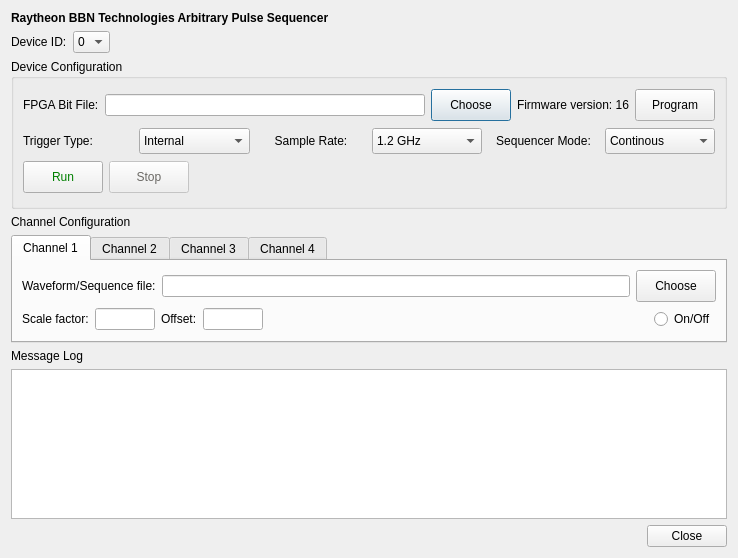
This is APS/python/APS.ui in BBN-Q/libaps2 as Qt 5 draws it before an edit. The edited form follows.
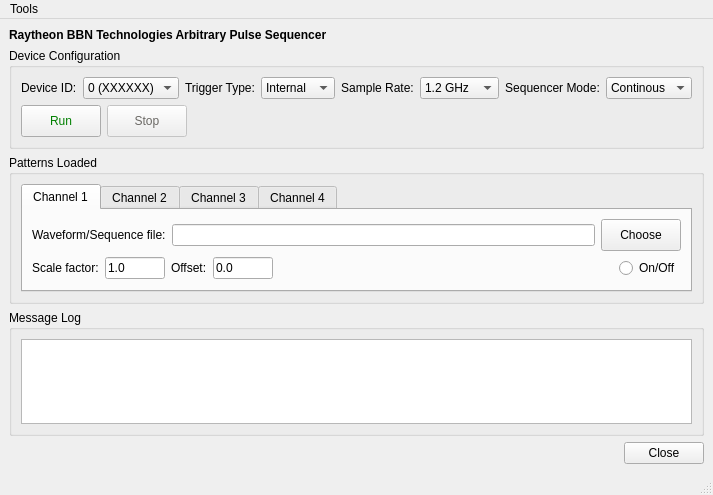
This is the edited form.

Commit message: Started to redo the python GUI for the APS boxes.  Dynamically load the ui file so we don't have to compile it. --CAR

Patch:
```diff
--- a/APS/python/APS.ui
+++ b/APS/python/APS.ui
@@ -1,23 +1,24 @@
 <?xml version="1.0" encoding="UTF-8"?>
 <ui version="4.0">
- <class>Dialog</class>
- <widget class="QDialog" name="Dialog">
+ <class>mainWindow</class>
+ <widget class="QMainWindow" name="mainWindow">
   <property name="geometry">
    <rect>
     <x>0</x>
     <y>0</y>
-    <width>738</width>
-    <height>558</height>
+    <width>696</width>
+    <height>495</height>
    </rect>
   </property>
   <property name="windowTitle">
    <string>Raytheon BBN Technologies APS</string>
   </property>
+  <widget class="QWidget" name="centralwidget">
   <layout class="QVBoxLayout" name="verticalLayout">
    <item>
     <widget class="QLabel" name="label">
      <property name="sizePolicy">
-      <sizepolicy hsizetype="Expanding" vsizetype="MinimumExpanding">
+       <sizepolicy hsizetype="Expanding" vsizetype="Preferred">
        <horstretch>0</horstretch>
        <verstretch>0</verstretch>
       </sizepolicy>
@@ -28,46 +29,7 @@
     </widget>
    </item>
    <item>
-    <layout class="QHBoxLayout" name="horizontalLayout">
-     <item>
-      <widget class="QLabel" name="label_2">
-       <property name="text">
-        <string>Device ID:</string>
-       </property>
-      </widget>
-     </item>
-     <item>
-      <widget class="QComboBox" name="deviceID">
-       <property name="maximumSize">
-        <size>
-         <width>100</width>
-         <height>16777215</height>
-        </size>
-       </property>
-       <item>
-        <property name="text">
-         <string>0</string>
-        </property>
-       </item>
-      </widget>
-     </item>
-     <item>
-      <spacer name="horizontalSpacer">
-       <property name="orientation">
-        <enum>Qt::Horizontal</enum>
-       </property>
-       <property name="sizeHint" stdset="0">
-        <size>
-         <width>40</width>
-         <height>20</height>
-        </size>
-       </property>
-      </spacer>
-     </item>
-    </layout>
-   </item>
-   <item>
-    <widget class="QGroupBox" name="configBox">
+     <widget class="QGroupBox" name="ConfigBox">
      <property name="sizePolicy">
       <sizepolicy hsizetype="Expanding" vsizetype="Expanding">
        <horstretch>0</horstretch>
@@ -77,85 +39,43 @@
      <property name="minimumSize">
       <size>
        <width>0</width>
-       <height>150</height>
+        <height>0</height>
       </size>
      </property>
      <property name="title">
       <string>Device Configuration</string>
      </property>
-     <layout class="QVBoxLayout" name="verticalLayout_4">
-      <item>
        <layout class="QVBoxLayout" name="verticalLayout_2">
         <item>
-         <layout class="QHBoxLayout" name="horizontalLayout_2">
-          <item>
-           <widget class="QLabel" name="label_3">
-            <property name="text">
-             <string>FPGA Bit File:</string>
-            </property>
-           </widget>
-          </item>
-          <item>
-           <widget class="QLineEdit" name="bitFileName">
-            <property name="minimumSize">
-             <size>
-              <width>0</width>
-              <height>22</height>
-             </size>
-            </property>
-           </widget>
-          </item>
-          <item>
-           <widget class="QPushButton" name="bitFileOpen">
-            <property name="sizePolicy">
-             <sizepolicy hsizetype="Minimum" vsizetype="Fixed">
-              <horstretch>0</horstretch>
-              <verstretch>0</verstretch>
-             </sizepolicy>
-            </property>
-            <property name="minimumSize">
-             <size>
-              <width>0</width>
-              <height>32</height>
-             </size>
-            </property>
-            <property name="text">
-             <string>Choose</string>
-            </property>
-           </widget>
-          </item>
-          <item>
-           <widget class="QLabel" name="bitFileVersion">
-            <property name="text">
-             <string>Firmware version: 16</string>
-            </property>
-           </widget>
-          </item>
-          <item>
-           <widget class="QPushButton" name="programButton">
-            <property name="sizePolicy">
-             <sizepolicy hsizetype="Minimum" vsizetype="Fixed">
-              <horstretch>0</horstretch>
-              <verstretch>0</verstretch>
-             </sizepolicy>
-            </property>
-            <property name="minimumSize">
-             <size>
-              <width>0</width>
-              <height>32</height>
-             </size>
-            </property>
-            <property name="text">
-             <string>Program</string>
-            </property>
-           </widget>
-          </item>
-         </layout>
-        </item>
-       </layout>
-      </item>
-      <item>
        <layout class="QHBoxLayout" name="horizontalLayout_5">
+         <item>
+          <widget class="QLabel" name="label_2">
+           <property name="text">
+            <string>Device ID:</string>
+           </property>
+          </widget>
+         </item>
+         <item>
+          <widget class="QComboBox" name="deviceIDComboBox">
+           <property name="sizePolicy">
+            <sizepolicy hsizetype="Preferred" vsizetype="Preferred">
+             <horstretch>0</horstretch>
+             <verstretch>0</verstretch>
+            </sizepolicy>
+           </property>
+           <property name="maximumSize">
+            <size>
+             <width>100</width>
+             <height>24</height>
+            </size>
+           </property>
+           <item>
+            <property name="text">
+             <string>0 (XXXXXX)</string>
+            </property>
+           </item>
+          </widget>
+         </item>
         <item>
          <widget class="QLabel" name="label_7">
           <property name="text">
@@ -168,10 +88,22 @@
         </item>
         <item>
          <widget class="QComboBox" name="triggerType">
+           <property name="sizePolicy">
+            <sizepolicy hsizetype="Preferred" vsizetype="Preferred">
+             <horstretch>0</horstretch>
+             <verstretch>0</verstretch>
+            </sizepolicy>
+           </property>
           <property name="minimumSize">
            <size>
             <width>0</width>
-            <height>26</height>
+             <height>0</height>
+            </size>
+           </property>
+           <property name="maximumSize">
+            <size>
+             <width>16777215</width>
+             <height>24</height>
            </size>
           </property>
           <item>
@@ -198,10 +130,22 @@
         </item>
         <item>
          <widget class="QComboBox" name="sampleRate">
+           <property name="sizePolicy">
+            <sizepolicy hsizetype="Preferred" vsizetype="Preferred">
+             <horstretch>0</horstretch>
+             <verstretch>0</verstretch>
+            </sizepolicy>
+           </property>
           <property name="minimumSize">
            <size>
             <width>0</width>
-            <height>26</height>
+             <height>0</height>
+            </size>
+           </property>
+           <property name="maximumSize">
+            <size>
+             <width>16777215</width>
+             <height>24</height>
            </size>
           </property>
           <item>
@@ -243,10 +187,22 @@
         </item>
         <item>
          <widget class="QComboBox" name="sequencerMode">
+           <property name="sizePolicy">
+            <sizepolicy hsizetype="Preferred" vsizetype="Preferred">
+             <horstretch>0</horstretch>
+             <verstretch>0</verstretch>
+            </sizepolicy>
+           </property>
           <property name="minimumSize">
            <size>
             <width>0</width>
-            <height>26</height>
+             <height>0</height>
+            </size>
+           </property>
+           <property name="maximumSize">
+            <size>
+             <width>16777215</width>
+             <height>24</height>
            </size>
           </property>
           <item>
@@ -261,6 +217,19 @@
           </item>
          </widget>
         </item>
+         <item>
+          <spacer name="horizontalSpacer">
+           <property name="orientation">
+            <enum>Qt::Horizontal</enum>
+           </property>
+           <property name="sizeHint" stdset="0">
+            <size>
+             <width>40</width>
+             <height>20</height>
+            </size>
+           </property>
+          </spacer>
+         </item>
        </layout>
       </item>
       <item>
@@ -438,19 +407,27 @@
     </widget>
    </item>
    <item>
-    <widget class="QLabel" name="label_21">
-     <property name="text">
-      <string>Channel Configuration</string>
-     </property>
-     <property name="textFormat">
-      <enum>Qt::PlainText</enum>
-     </property>
-    </widget>
-   </item>
+     <widget class="QGroupBox" name="PatternsBox">
+      <property name="sizePolicy">
+       <sizepolicy hsizetype="Expanding" vsizetype="Expanding">
+        <horstretch>0</horstretch>
+        <verstretch>0</verstretch>
+       </sizepolicy>
+      </property>
+      <property name="minimumSize">
+       <size>
+        <width>0</width>
+        <height>0</height>
+       </size>
+      </property>
+      <property name="title">
+       <string>Patterns Loaded</string>
+      </property>
+      <layout class="QVBoxLayout" name="verticalLayout_4">
    <item>
     <widget class="QTabWidget" name="tabWidget">
      <property name="sizePolicy">
-      <sizepolicy hsizetype="Expanding" vsizetype="Preferred">
+          <sizepolicy hsizetype="Expanding" vsizetype="Expanding">
        <horstretch>0</horstretch>
        <verstretch>0</verstretch>
       </sizepolicy>
@@ -520,6 +497,9 @@
              <height>16777215</height>
             </size>
            </property>
+               <property name="text">
+                <string>1.0</string>
+               </property>
           </widget>
          </item>
          <item>
@@ -537,6 +517,9 @@
              <height>16777215</height>
             </size>
            </property>
+               <property name="text">
+                <string>0.0</string>
+               </property>
           </widget>
          </item>
          <item>
@@ -862,24 +845,47 @@
      </widget>
     </widget>
    </item>
+      </layout>
+     </widget>
+    </item>
    <item>
-    <widget class="QLabel" name="label_20">
-     <property name="text">
+     <widget class="QGroupBox" name="MessageBox">
+      <property name="sizePolicy">
+       <sizepolicy hsizetype="Expanding" vsizetype="Expanding">
+        <horstretch>0</horstretch>
+        <verstretch>0</verstretch>
+       </sizepolicy>
+      </property>
+      <property name="minimumSize">
+       <size>
+        <width>0</width>
+        <height>0</height>
+       </size>
+      </property>
+      <property name="title">
       <string>Message Log</string>
      </property>
-    </widget>
-   </item>
+      <layout class="QVBoxLayout" name="verticalLayout_8">
    <item>
     <widget class="QTextEdit" name="messageLog">
+         <property name="minimumSize">
+          <size>
+           <width>0</width>
+           <height>0</height>
+          </size>
+         </property>
      <property name="readOnly">
       <bool>true</bool>
      </property>
     </widget>
    </item>
+      </layout>
+     </widget>
+    </item>
    <item>
-    <layout class="QHBoxLayout" name="horizontalLayout_6">
+     <layout class="QHBoxLayout" name="horizontalLayout">
      <item>
-      <spacer name="horizontalSpacer_2">
+       <spacer name="horizontalSpacer_8">
        <property name="orientation">
         <enum>Qt::Horizontal</enum>
        </property>
@@ -902,6 +908,33 @@
    </item>
   </layout>
  </widget>
+  <widget class="QMenuBar" name="menubar">
+   <property name="geometry">
+    <rect>
+     <x>0</x>
+     <y>0</y>
+     <width>696</width>
+     <height>21</height>
+    </rect>
+   </property>
+   <widget class="QMenu" name="menuTools">
+    <property name="title">
+     <string>Tools</string>
+    </property>
+    <addaction name="actionLoad_Bit_File"/>
+   </widget>
+   <addaction name="menuTools"/>
+  </widget>
+  <widget class="QStatusBar" name="statusbar"/>
+  <action name="actionLoad_Bit_File">
+   <property name="text">
+    <string>Load Bit File</string>
+   </property>
+   <property name="toolTip">
+    <string>Load Non-Default Bit File</string>
+   </property>
+  </action>
+ </widget>
  <resources/>
  <connections>
   <connection>
```
Left out of the diff: 36 changed lines with no effect on the pictures. Lines whose indentation alone changed are shown as unchanged. The commit also changes 3 other files.
